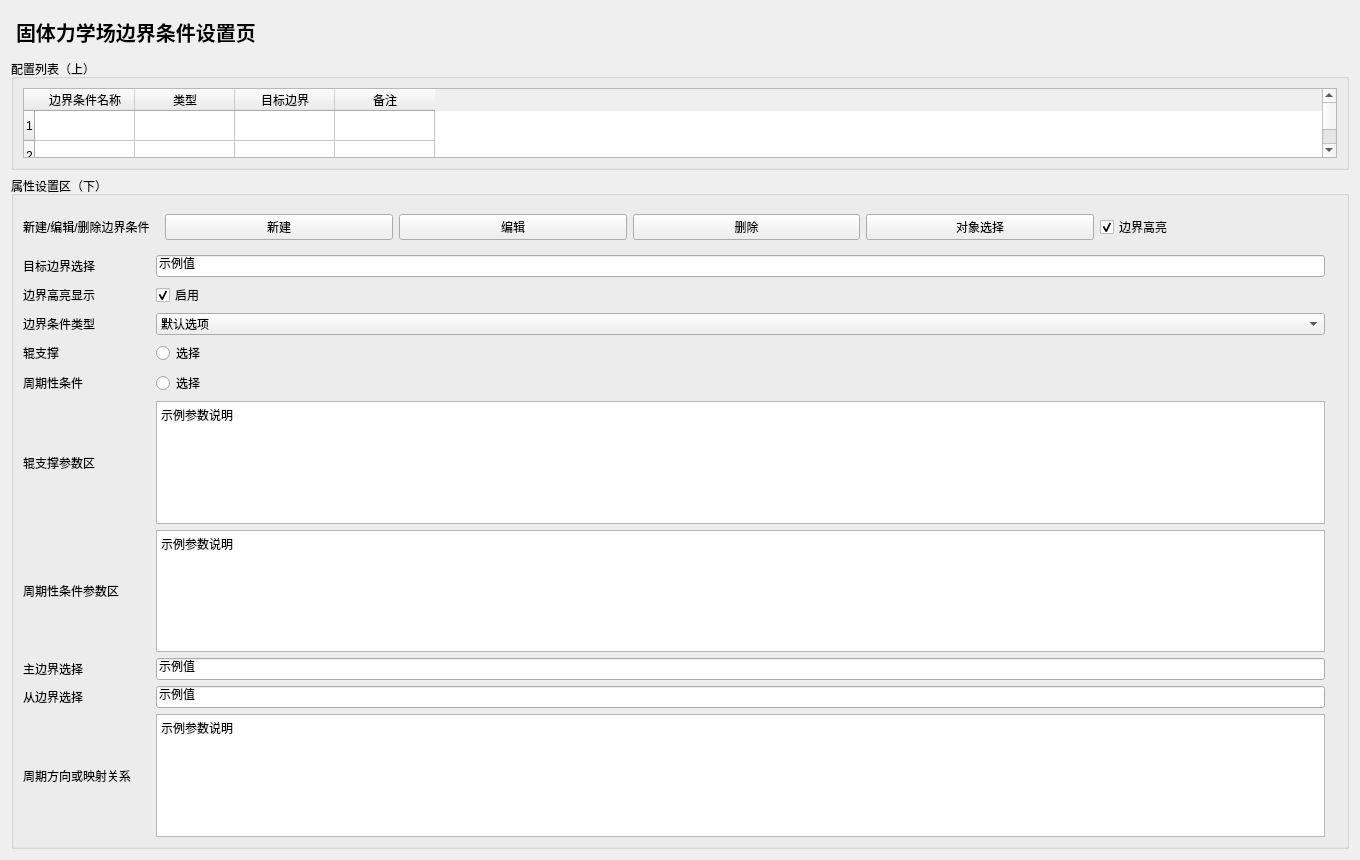
asd977/base_cae, file plugins/Base_Display/SolidBoundaryConditionPage.ui: the form before one commit.
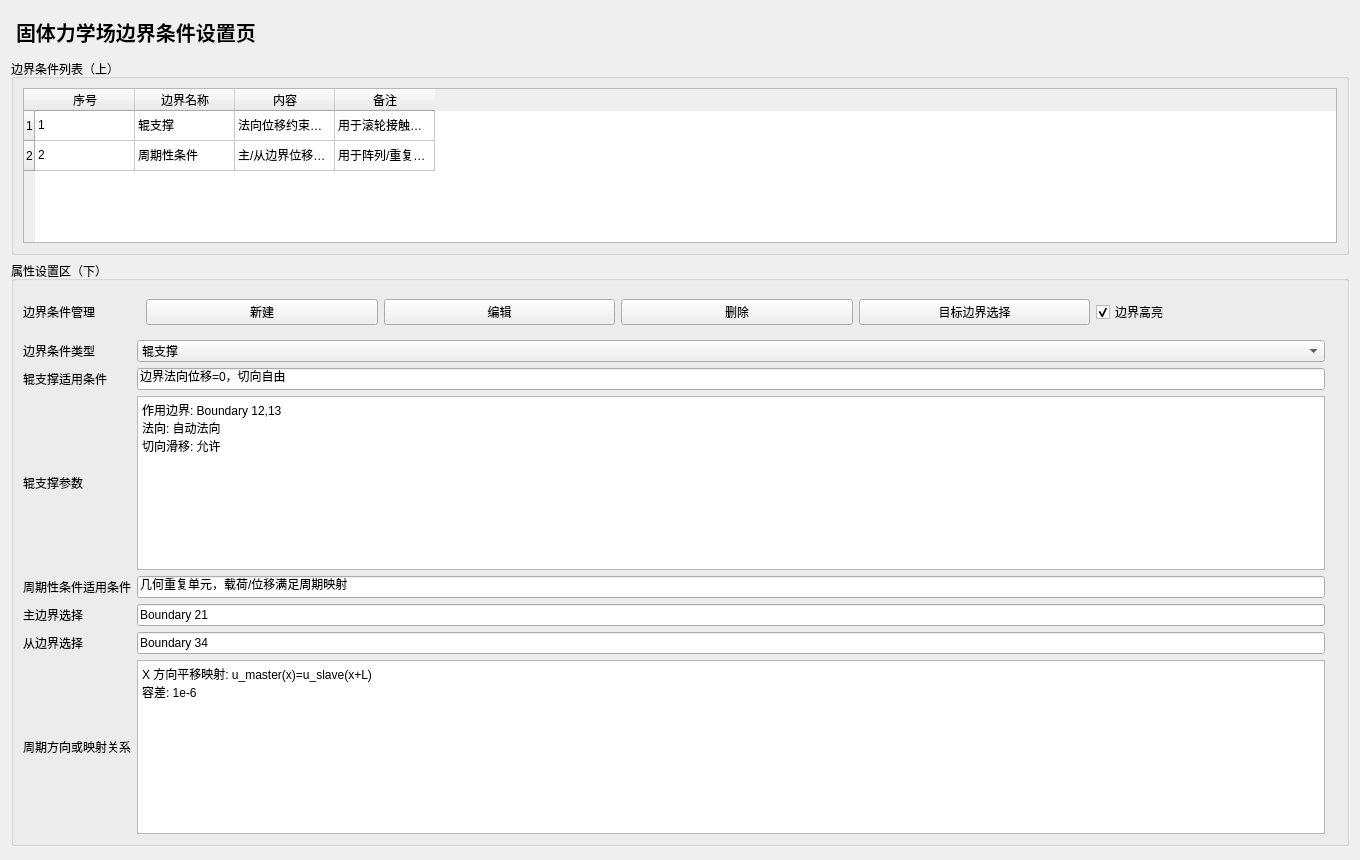
The form after the commit.

Commit message: 细化固体力学材料分支与边界条件默认内容

Diff of the .ui file:
```diff
--- a/plugins/Base_Display/SolidBoundaryConditionPage.ui
+++ b/plugins/Base_Display/SolidBoundaryConditionPage.ui
@@ -4,48 +4,67 @@
  <widget class="QWidget" name="SolidBoundaryConditionPage">
   <property name="geometry"><rect><x>0</x><y>0</y><width>1360</width><height>860</height></rect></property>
   <layout class="QVBoxLayout" name="rootLayout">
-   <item><widget class="QLabel" name="titleLabel"><property name="styleSheet"><string notr="true">font-size:20px;font-weight:700;padding:6px 0;</string></property><property name="text"><string>固体力学场边界条件设置页</string></property></widget></item>
    <item>
-    <widget class="QGroupBox" name="listGroup"><property name="title"><string>配置列表（上）</string></property>
+    <widget class="QLabel" name="titleLabel">
+     <property name="styleSheet"><string notr="true">font-size:20px;font-weight:700;padding:6px 0;</string></property>
+     <property name="text"><string>固体力学场边界条件设置页</string></property>
+    </widget>
+   </item>
+   <item>
+    <widget class="QGroupBox" name="listGroup">
+     <property name="title"><string>边界条件列表（上）</string></property>
      <layout class="QVBoxLayout" name="listLayout">
-      <item><widget class="QTableWidget" name="configTable"><property name="rowCount"><number>3</number></property><property name="columnCount"><number>4</number></property>
-          <column><property name="text"><string>边界条件名称</string></property></column>
-          <column><property name="text"><string>类型</string></property></column>
-          <column><property name="text"><string>目标边界</string></property></column>
-          <column><property name="text"><string>备注</string></property></column>
-      </widget></item>
+      <item>
+       <widget class="QTableWidget" name="configTable">
+        <property name="rowCount"><number>2</number></property>
+        <property name="columnCount"><number>4</number></property>
+        <column><property name="text"><string>序号</string></property></column>
+        <column><property name="text"><string>边界名称</string></property></column>
+        <column><property name="text"><string>内容</string></property></column>
+        <column><property name="text"><string>备注</string></property></column>
+        <item row="0" column="0"><property name="text"><string>1</string></property></item>
+        <item row="0" column="1"><property name="text"><string>辊支撑</string></property></item>
+        <item row="0" column="2"><property name="text"><string>法向位移约束，切向滑移允许</string></property></item>
+        <item row="0" column="3"><property name="text"><string>用于滚轮接触或导轨约束</string></property></item>
+        <item row="1" column="0"><property name="text"><string>2</string></property></item>
+        <item row="1" column="1"><property name="text"><string>周期性条件</string></property></item>
+        <item row="1" column="2"><property name="text"><string>主/从边界位移映射，保证周期连续</string></property></item>
+        <item row="1" column="3"><property name="text"><string>用于阵列/重复结构</string></property></item>
+       </widget>
+      </item>
      </layout>
     </widget>
    </item>
    <item>
-    <widget class="QGroupBox" name="propertyGroup"><property name="title"><string>属性设置区（下）</string></property>
+    <widget class="QGroupBox" name="propertyGroup">
+     <property name="title"><string>属性设置区（下）</string></property>
      <layout class="QGridLayout" name="propertyLayout">
-            <item row="0" column="0"><widget class="QLabel" name="f1Label"><property name="text"><string>新建/编辑/删除边界条件</string></property></widget></item>
-            <item row="0" column="1" colspan="3"><widget class="QWidget" name="toolbarWidget"><layout class="QHBoxLayout" name="toolbarLayout"><item><widget class="QPushButton" name="newButton"><property name="text"><string>新建</string></property></widget></item><item><widget class="QPushButton" name="editButton"><property name="text"><string>编辑</string></property></widget></item><item><widget class="QPushButton" name="deleteButton"><property name="text"><string>删除</string></property></widget></item><item><widget class="QPushButton" name="pickButton"><property name="text"><string>对象选择</string></property></widget></item><item><widget class="QCheckBox" name="highlightCheck"><property name="text"><string>边界高亮</string></property><property name="checked"><bool>true</bool></property></widget></item></layout></widget></item>
-            <item row="1" column="0"><widget class="QLabel" name="f2Label"><property name="text"><string>目标边界选择</string></property></widget></item>
-            <item row="1" column="1"><widget class="QLineEdit" name="f2Line2"><property name="text"><string>示例值</string></property></widget></item>
-            <item row="2" column="0"><widget class="QLabel" name="f3Label"><property name="text"><string>边界高亮显示</string></property></widget></item>
-            <item row="2" column="1"><widget class="QCheckBox" name="f3Check3"><property name="text"><string>启用</string></property><property name="checked"><bool>true</bool></property></widget></item>
-            <item row="3" column="0"><widget class="QLabel" name="f4Label"><property name="text"><string>边界条件类型</string></property></widget></item>
-            <item row="3" column="1"><widget class="QComboBox" name="f4Combo4">
-                  <item><property name="text"><string>默认选项</string></property></item>
-                  <item><property name="text"><string>方案 A</string></property></item>
-                  <item><property name="text"><string>方案 B</string></property></item>
-                 </widget></item>
-            <item row="4" column="0"><widget class="QLabel" name="f5Label"><property name="text"><string>辊支撑</string></property></widget></item>
-            <item row="4" column="1"><widget class="QRadioButton" name="f5Radio5"><property name="text"><string>选择</string></property></widget></item>
-            <item row="5" column="0"><widget class="QLabel" name="f6Label"><property name="text"><string>周期性条件</string></property></widget></item>
-            <item row="5" column="1"><widget class="QRadioButton" name="f6Radio6"><property name="text"><string>选择</string></property></widget></item>
-            <item row="6" column="0"><widget class="QLabel" name="f7Label"><property name="text"><string>辊支撑参数区</string></property></widget></item>
-            <item row="6" column="1"><widget class="QPlainTextEdit" name="f7Text7"><property name="plainText"><string>示例参数说明</string></property><property name="maximumHeight"><number>70</number></property></widget></item>
-            <item row="7" column="0"><widget class="QLabel" name="f8Label"><property name="text"><string>周期性条件参数区</string></property></widget></item>
-            <item row="7" column="1"><widget class="QPlainTextEdit" name="f8Text8"><property name="plainText"><string>示例参数说明</string></property><property name="maximumHeight"><number>70</number></property></widget></item>
-            <item row="8" column="0"><widget class="QLabel" name="f9Label"><property name="text"><string>主边界选择</string></property></widget></item>
-            <item row="8" column="1"><widget class="QLineEdit" name="f9Line9"><property name="text"><string>示例值</string></property></widget></item>
-            <item row="9" column="0"><widget class="QLabel" name="f10Label"><property name="text"><string>从边界选择</string></property></widget></item>
-            <item row="9" column="1"><widget class="QLineEdit" name="f10Line10"><property name="text"><string>示例值</string></property></widget></item>
-            <item row="10" column="0"><widget class="QLabel" name="f11Label"><property name="text"><string>周期方向或映射关系</string></property></widget></item>
-            <item row="10" column="1"><widget class="QPlainTextEdit" name="f11Text11"><property name="plainText"><string>示例参数说明</string></property><property name="maximumHeight"><number>70</number></property></widget></item>
+      <item row="0" column="0"><widget class="QLabel" name="toolbarLabel"><property name="text"><string>边界条件管理</string></property></widget></item>
+      <item row="0" column="1" colspan="3"><widget class="QWidget" name="toolbarWidget"><layout class="QHBoxLayout" name="toolbarLayout"><item><widget class="QPushButton" name="newButton"><property name="text"><string>新建</string></property></widget></item><item><widget class="QPushButton" name="editButton"><property name="text"><string>编辑</string></property></widget></item><item><widget class="QPushButton" name="deleteButton"><property name="text"><string>删除</string></property></widget></item><item><widget class="QPushButton" name="pickButton"><property name="text"><string>目标边界选择</string></property></widget></item><item><widget class="QCheckBox" name="highlightCheck"><property name="text"><string>边界高亮</string></property><property name="checked"><bool>true</bool></property></widget></item></layout></widget></item>
+
+      <item row="1" column="0"><widget class="QLabel" name="typeLabel"><property name="text"><string>边界条件类型</string></property></widget></item>
+      <item row="1" column="1"><widget class="QComboBox" name="typeCombo"><item><property name="text"><string>辊支撑</string></property></item><item><property name="text"><string>周期性条件</string></property></item></widget></item>
+
+      <item row="2" column="0"><widget class="QLabel" name="rollerConditionLabel"><property name="text"><string>辊支撑适用条件</string></property></widget></item>
+      <item row="2" column="1"><widget class="QLineEdit" name="rollerConditionLine"><property name="text"><string>边界法向位移=0，切向自由</string></property></widget></item>
+
+      <item row="3" column="0"><widget class="QLabel" name="rollerParamLabel"><property name="text"><string>辊支撑参数</string></property></widget></item>
+      <item row="3" column="1"><widget class="QPlainTextEdit" name="rollerParamText"><property name="plainText"><string>作用边界: Boundary 12,13
+法向: 自动法向
+切向滑移: 允许</string></property><property name="maximumHeight"><number>80</number></property></widget></item>
+
+      <item row="4" column="0"><widget class="QLabel" name="periodicConditionLabel"><property name="text"><string>周期性条件适用条件</string></property></widget></item>
+      <item row="4" column="1"><widget class="QLineEdit" name="periodicConditionLine"><property name="text"><string>几何重复单元，载荷/位移满足周期映射</string></property></widget></item>
+
+      <item row="5" column="0"><widget class="QLabel" name="masterLabel"><property name="text"><string>主边界选择</string></property></widget></item>
+      <item row="5" column="1"><widget class="QLineEdit" name="masterLine"><property name="text"><string>Boundary 21</string></property></widget></item>
+
+      <item row="6" column="0"><widget class="QLabel" name="slaveLabel"><property name="text"><string>从边界选择</string></property></widget></item>
+      <item row="6" column="1"><widget class="QLineEdit" name="slaveLine"><property name="text"><string>Boundary 34</string></property></widget></item>
+
+      <item row="7" column="0"><widget class="QLabel" name="mapLabel"><property name="text"><string>周期方向或映射关系</string></property></widget></item>
+      <item row="7" column="1"><widget class="QPlainTextEdit" name="mapText"><property name="plainText"><string>X 方向平移映射: u_master(x)=u_slave(x+L)
+容差: 1e-6</string></property><property name="maximumHeight"><number>80</number></property></widget></item>
      </layout>
     </widget>
    </item>
```
The commit also changes 1 other file.
